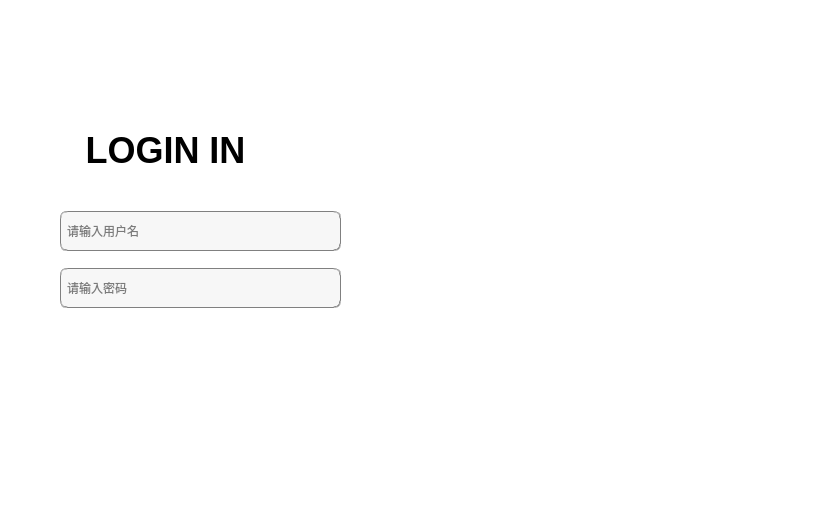
Above: mainwindow.ui from Blizzard-cyber/FILE-BACKUP before the change. Below: the same form after it.
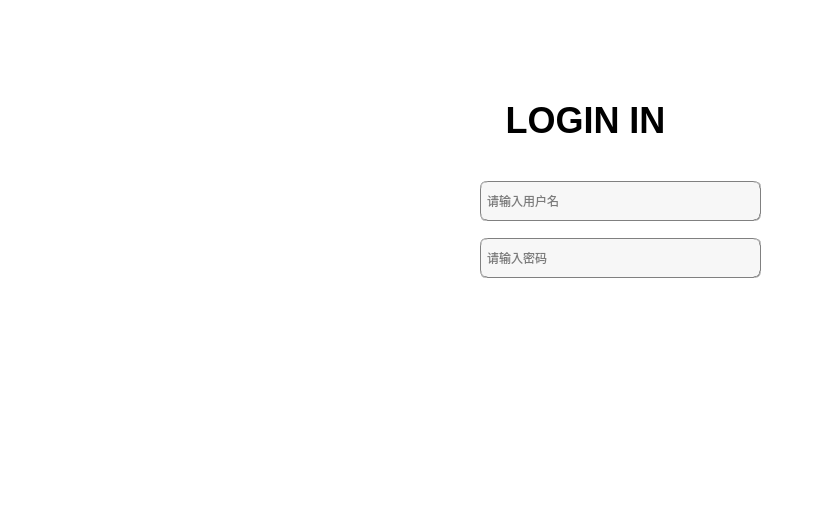
That is the form after the change.

What changed in the file:
```diff
--- a/mainwindow.ui
+++ b/mainwindow.ui
@@ -26,7 +26,7 @@
    <widget class="QLabel" name="label_image">
     <property name="geometry">
      <rect>
-      <x>390</x>
+      <x>-10</x>
       <y>0</y>
       <width>441</width>
       <height>521</height>
@@ -48,8 +48,8 @@
    <widget class="QWidget" name="layoutWidget">
     <property name="geometry">
      <rect>
-      <x>60</x>
-      <y>200</y>
+      <x>480</x>
+      <y>170</y>
       <width>281</width>
       <height>121</height>
      </rect>
@@ -113,8 +113,8 @@
    <widget class="QLabel" name="login_title">
     <property name="geometry">
      <rect>
-      <x>60</x>
-      <y>130</y>
+      <x>480</x>
+      <y>100</y>
       <width>221</width>
       <height>41</height>
      </rect>
@@ -150,8 +150,8 @@
    <widget class="QWidget" name="layoutWidget">
     <property name="geometry">
      <rect>
-      <x>60</x>
-      <y>350</y>
+      <x>480</x>
+      <y>320</y>
       <width>281</width>
       <height>51</height>
      </rect>
```
